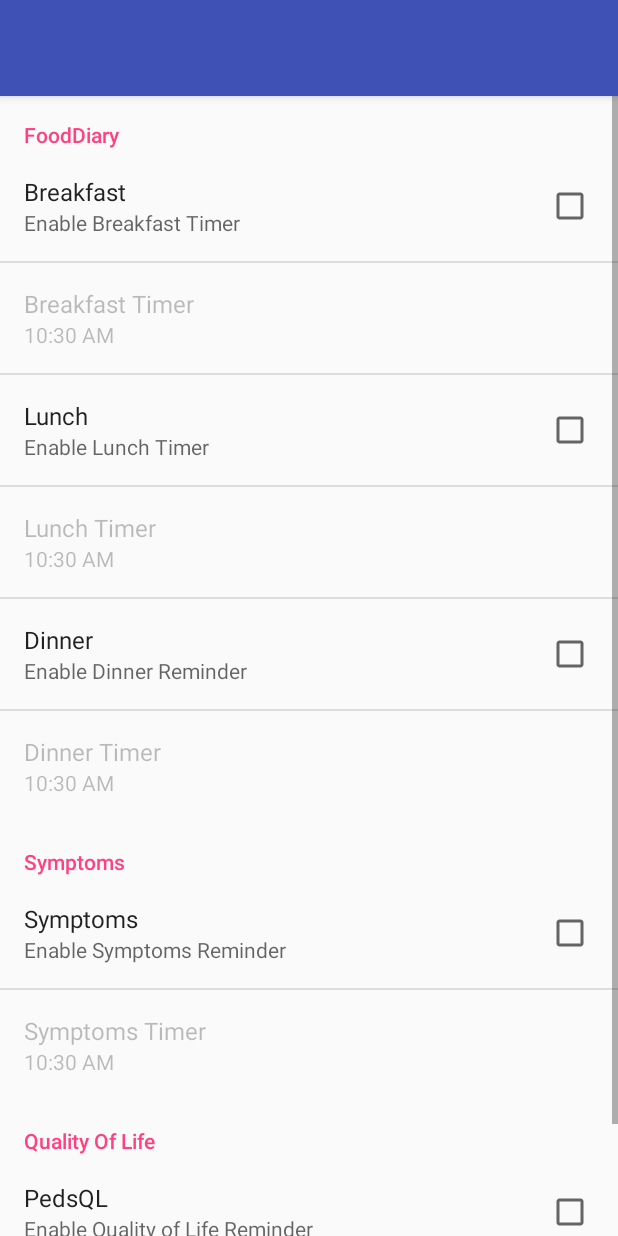
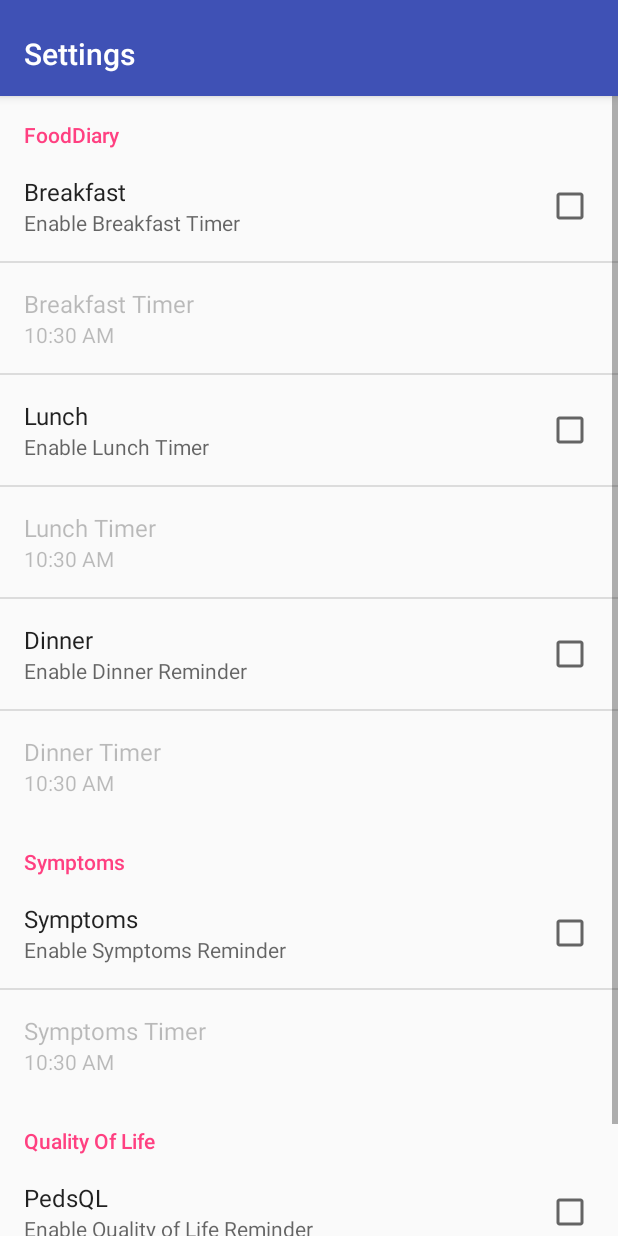
Before and after one commit to raghuvaran/AndroidEoE, an Android app: the Settings screen opened directly, with no data from a screen before it, on a phone screen of 412 x 824 dp. Run offline under Robolectric (Android 15) with nearby library versions, the phone set to English and light mode, and no system bars.

Commit message:
Settings activity action bar fixed

```diff
--- a/app/src/main/AndroidManifest.xml
+++ b/app/src/main/AndroidManifest.xml
@@ -20,7 +20,7 @@
         android:theme="@style/AppTheme">
         <activity
             android:name=".RegActivity"
-            android:label="EoE Manager"
+            android:label="@string/app_name"
             android:theme="@style/AppTheme.NoActionBar">
             <intent-filter>
                 <action android:name="android.intent.action.MAIN" />
--- a/app/src/main/java/edu/clemson/eoe/RegActivity.java
+++ b/app/src/main/java/edu/clemson/eoe/RegActivity.java
@@ -74,6 +74,7 @@ public class RegActivity extends AppCompatActivity {
         setContentView(R.layout.activity_reg);
         Toolbar toolbar = (Toolbar) findViewById(R.id.toolbar);
         setSupportActionBar(toolbar);
+        setTitle("Registration");
 
         //initializing DOB with today's values
         Calendar calendar = Calendar.getInstance();
--- a/app/src/main/java/edu/clemson/eoe/Settings.java
+++ b/app/src/main/java/edu/clemson/eoe/Settings.java
@@ -16,6 +16,7 @@ import android.preference.Preference;
 import android.preference.PreferenceFragment;
 import android.support.v7.app.ActionBar;
 import android.support.v7.app.AppCompatActivity;
+import android.support.v7.widget.Toolbar;
 import android.view.MenuItem;
 import android.widget.Toast;
 
@@ -35,11 +36,8 @@ public class Settings extends AppCompatActivity {
         super.onCreate(savedInstanceState);
         setContentView(R.layout.pref_test);
 
-        setupActionBar();
-        //android.support.v7.widget.Toolbar toolbar = (android.support.v7.widget.Toolbar) findViewById(com.example.santh.alarmtest.R.id.toolbar);
-        //setSupportActionBar(toolbar);
-//        getSupportActionBar().setHomeAsUpIndicator(android.R.drawable.ic_notification_clear_all);
-//        getSupportActionBar().setDisplayHomeAsUpEnabled(true);
+        Toolbar toolbar = (Toolbar) findViewById(R.id.toolbar);
+        setSupportActionBar(toolbar);
 
         // Display the fragment as the main content.
         getFragmentManager().beginTransaction()
@@ -57,19 +55,6 @@ public class Settings extends AppCompatActivity {
                 return true;
         }
         return super.onOptionsItemSelected(item);
-    }
-
-    /**
-     * Set up the {@link android.app.ActionBar}, if the API is available.
-     */
-    private  void setupActionBar() {
-//        Toolbar toolbar = (Toolbar) findViewById(R.id.toolbar);
-//        setSupportActionBar(toolbar);
-        ActionBar actionBar = getSupportActionBar();
-        if (actionBar != null) {
-            // Show the Up button in the action bar.
-            actionBar.setDisplayHomeAsUpEnabled(true);
-        }
     }
 
     /**
```
Also changed, not shown: app/src/main/java/edu/clemson/eoe/DataBaseManager.java (+1 -8 lines).
